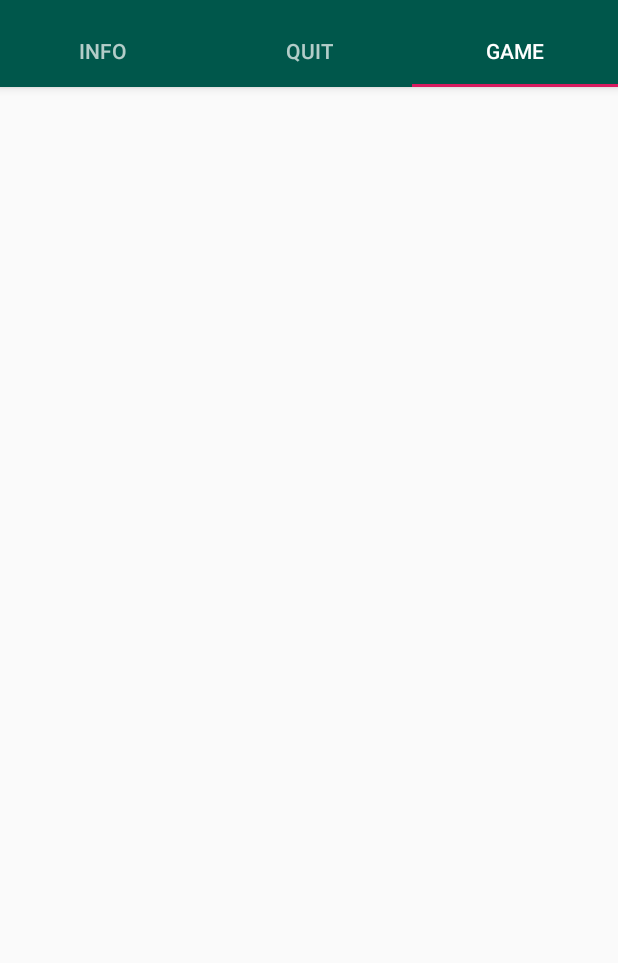
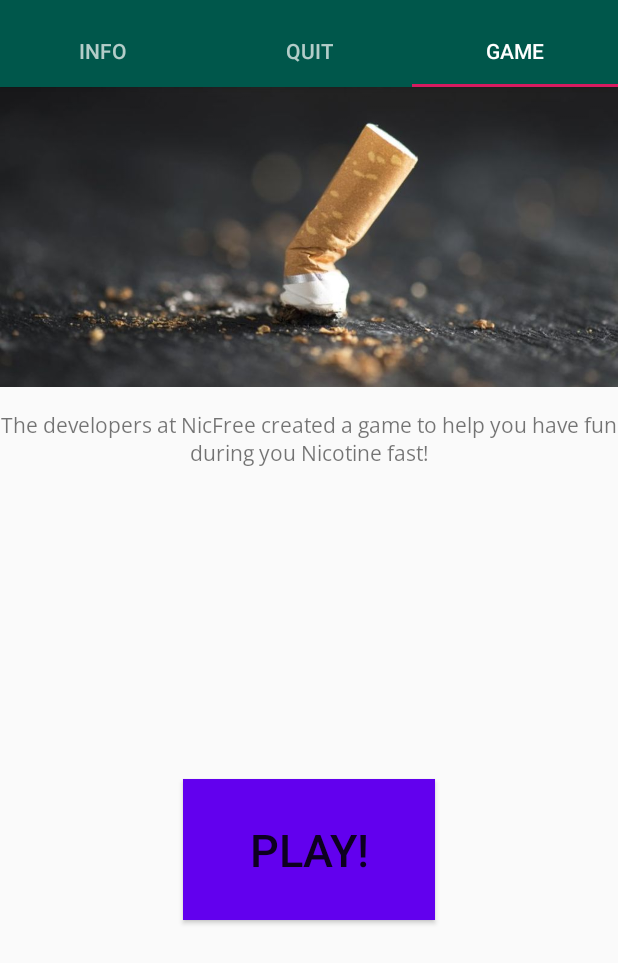
Before and after one commit to azizqahtan/NicFree, an Android app: the screen it shows after launch (MainActivity), tab 3 chosen, on a phone screen of 412 x 824 dp. Shown: the top 963 px of the screen. Run offline under Robolectric (Android 15) with nearby library versions, the phone set to English and light mode, and no system bars.

Commit message:
updated images

```diff
--- a/app/src/main/res/layout/game.xml
+++ b/app/src/main/res/layout/game.xml
@@ -6,16 +6,47 @@
     android:layout_width="match_parent"
     android:layout_height="match_parent">
 
+    <Button
+        android:id="@+id/button"
+        android:layout_width="168dp"
+        android:layout_height="94dp"
+        android:layout_marginStart="8dp"
+        android:layout_marginTop="8dp"
+        android:layout_marginEnd="8dp"
+        android:layout_marginBottom="56dp"
+        android:background="@color/design_default_color_primary"
+        android:text="PLAY!"
+        android:textSize="30sp"
+        app:layout_constraintBottom_toBottomOf="parent"
+        app:layout_constraintEnd_toEndOf="parent"
+        app:layout_constraintStart_toStartOf="parent"
+        app:layout_constraintTop_toBottomOf="@+id/textView7"
+        app:layout_constraintVertical_bias="0.508" />
+
+    <TextView
+        android:id="@+id/textView7"
+        android:layout_width="wrap_content"
+        android:layout_height="78dp"
+        android:layout_marginTop="16dp"
+        android:text="@string/textview8"
+        android:fontFamily="@font/open_sans"
+        android:textAlignment="center"
+        app:layout_constraintEnd_toEndOf="parent"
+        app:layout_constraintHorizontal_bias="0.0"
+        app:layout_constraintStart_toStartOf="parent"
+        app:layout_constraintTop_toBottomOf="@+id/imageView" />
+
     <ImageView
-        android:id="@+id/imageView3"
+        android:id="@+id/imageView"
         android:layout_width="0dp"
-        android:layout_height="242dp"
-        android:layout_marginBottom="7dp"
+        android:layout_height="200dp"
+        android:layout_marginBottom="8dp"
         android:scaleType="centerCrop"
         app:layout_constraintBottom_toBottomOf="parent"
         app:layout_constraintEnd_toEndOf="parent"
+        app:layout_constraintHorizontal_bias="0.0"
         app:layout_constraintStart_toStartOf="parent"
         app:layout_constraintTop_toTopOf="parent"
-        app:layout_constraintVertical_bias="0.031"
-        tools:srcCompat="@tools:sample/backgrounds/scenic[1]" />
+        app:layout_constraintVertical_bias="0.0"
+        app:srcCompat="@drawable/smoke_free" />
 </android.support.constraint.ConstraintLayout>
--- a/app/src/main/res/values/strings.xml
+++ b/app/src/main/res/values/strings.xml
@@ -15,6 +15,7 @@
     <string name="textview5">\n • Among young people, the short-term health consequences of smoking include respiratory and non respiratory effects, addiction to nicotine, and the associated risk of other drug use. Long-term health consequences of youth smoking are reinforced by the fact that most young people who smoke regularly continue to smoke throughout adulthood.(1) Cigarette smokers have a lower level of lung function than those persons who have never smoked.(1) Smoking reduces the rate of lung growth</string>
     <string name="textview6">We know how hard it is to quit smoking, that\'s why we believe we you shouldn\'t do it alone!</string>
     <string name="email_me_updates">Email Me Updates</string>
-    <string name="textview7">We highly reccommend you checkout <a href="https://www.quit.com/quit-smoking/prepare/smoking-cessation-tool.html?gclid=Cj0KCQjwyoHlBRCNARIsAFjKJ6Dfsr4D4FvDwR75Az8_oy94VOAmE5A_l5nHk6rH1ozlDbnLglGUoZoaAtUjEALw_wcB&amp;gclsrc=aw.ds"> QUIT </a></string>
+    <string name="textview7">We highly reccommend you checkout <a href="https://www.quit.com/quit-smoking/prepare/smoking-cessation-tool.html?gclid=Cj0KCQjwyoHlBRCNARIsAFjKJ6Dfsr4D4FvDwR75Az8_oy94VOAmE5A_l5nHk6rH1ozlDbnLglGUoZoaAtUjEALw_wcB&amp;gclsrc=aw.ds"> QUIT </a>and <a href="https://smokefree.gov/">Smoke Free</a> to aid you</string>
     <string name="text_me_updates">Text Me Updates</string>
+    <string name="textview8">The developers at NicFree created a game to help you have fun during you Nicotine fast!</string>
 </resources>
```
Also changed, not shown: app/src/main/res/layout/quitfragment.xml (+26 -11 lines), app/src/main/res/drawable-v24/cig.png (added), app/src/main/res/drawable-v24/smoke_free.jpg (added).
